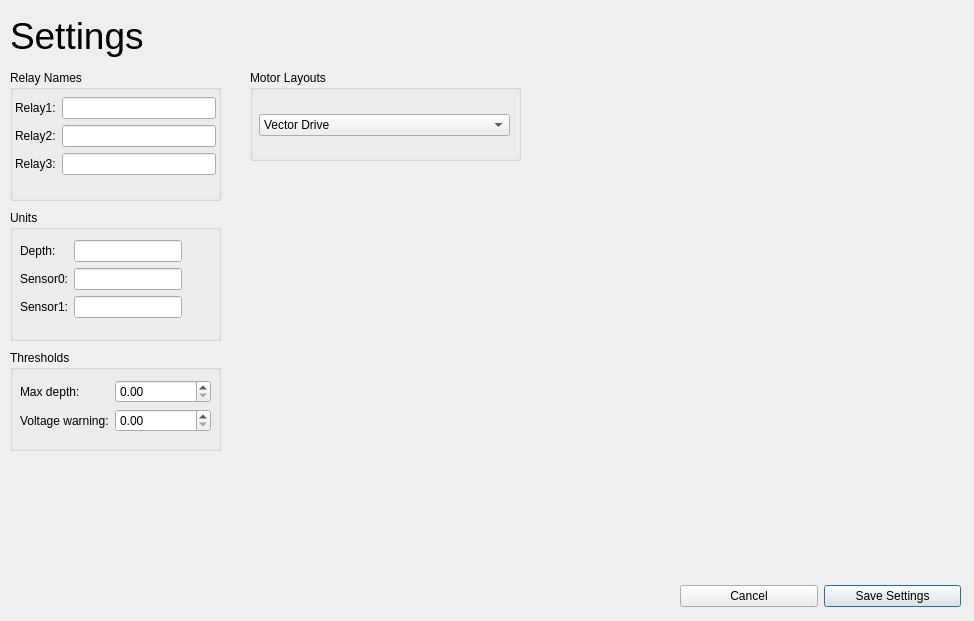
Above: Monterey/rovsettings.ui from rovsuite/monterey before the change. Below: the same form after it.
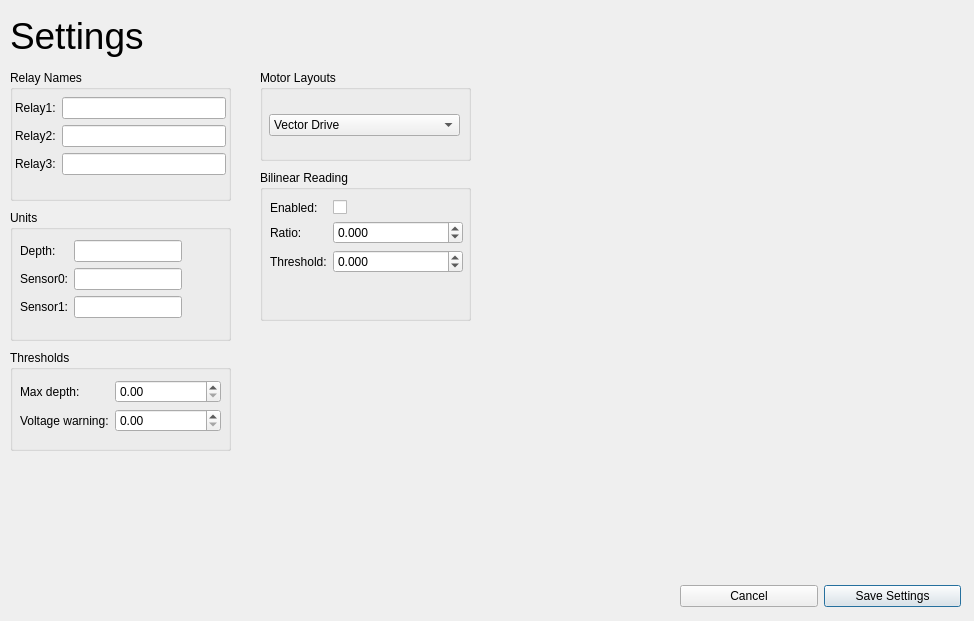
That is the form after the change.

```diff
--- a/Monterey/rovsettings.ui
+++ b/Monterey/rovsettings.ui
@@ -36,7 +36,7 @@
     <rect>
      <x>10</x>
      <y>70</y>
-     <width>211</width>
+     <width>221</width>
      <height>131</height>
     </rect>
    </property>
@@ -48,7 +48,7 @@
      <rect>
       <x>5</x>
       <y>27</y>
-      <width>201</width>
+      <width>211</width>
       <height>91</height>
      </rect>
     </property>
@@ -91,7 +91,7 @@
     <rect>
      <x>10</x>
      <y>210</y>
-     <width>211</width>
+     <width>221</width>
      <height>131</height>
     </rect>
    </property>
@@ -103,7 +103,7 @@
      <rect>
       <x>10</x>
       <y>30</y>
-      <width>191</width>
+      <width>201</width>
       <height>91</height>
      </rect>
     </property>
@@ -149,7 +149,7 @@
     <rect>
      <x>10</x>
      <y>350</y>
-     <width>211</width>
+     <width>221</width>
      <height>101</height>
     </rect>
    </property>
@@ -161,7 +161,7 @@
      <rect>
       <x>10</x>
       <y>30</y>
-      <width>191</width>
+      <width>201</width>
       <height>62</height>
      </rect>
     </property>
@@ -174,7 +174,11 @@
       </widget>
      </item>
      <item row="0" column="1">
-      <widget class="QDoubleSpinBox" name="sbDepth"/>
+      <widget class="QDoubleSpinBox" name="sbDepth">
+       <property name="maximum">
+        <double>999.000000000000000</double>
+       </property>
+      </widget>
      </item>
      <item row="1" column="0">
       <widget class="QLabel" name="label_11">
@@ -227,9 +231,9 @@
   <widget class="QGroupBox" name="groupBox_4">
    <property name="geometry">
     <rect>
-     <x>250</x>
+     <x>260</x>
      <y>70</y>
-     <width>271</width>
+     <width>211</width>
      <height>91</height>
     </rect>
    </property>
@@ -241,7 +245,7 @@
      <rect>
       <x>9</x>
       <y>30</y>
-      <width>251</width>
+      <width>191</width>
       <height>51</height>
      </rect>
     </property>
@@ -272,6 +276,85 @@
     </layout>
    </widget>
   </widget>
+  <widget class="QGroupBox" name="groupBox_5">
+   <property name="geometry">
+    <rect>
+     <x>260</x>
+     <y>170</y>
+     <width>211</width>
+     <height>151</height>
+    </rect>
+   </property>
+   <property name="title">
+    <string>Bilinear Reading</string>
+   </property>
+   <widget class="QWidget" name="layoutWidget_2">
+    <property name="geometry">
+     <rect>
+      <x>10</x>
+      <y>30</y>
+      <width>193</width>
+      <height>111</height>
+     </rect>
+    </property>
+    <layout class="QFormLayout" name="formLayout_4">
+     <item row="1" column="0">
+      <widget class="QLabel" name="label_12">
+       <property name="text">
+        <string>Ratio:</string>
+       </property>
+      </widget>
+     </item>
+     <item row="1" column="1">
+      <widget class="QDoubleSpinBox" name="sbBilinearRatio">
+       <property name="decimals">
+        <number>3</number>
+       </property>
+       <property name="minimum">
+        <double>-65355.000000000000000</double>
+       </property>
+       <property name="maximum">
+        <double>65355.000000000000000</double>
+       </property>
+      </widget>
+     </item>
+     <item row="2" column="0">
+      <widget class="QLabel" name="label_13">
+       <property name="text">
+        <string>Threshold:</string>
+       </property>
+      </widget>
+     </item>
+     <item row="2" column="1">
+      <widget class="QDoubleSpinBox" name="sbBilinearThreshold">
+       <property name="decimals">
+        <number>3</number>
+       </property>
+       <property name="minimum">
+        <double>-65355.000000000000000</double>
+       </property>
+       <property name="maximum">
+        <double>65355.000000000000000</double>
+       </property>
+      </widget>
+     </item>
+     <item row="0" column="0">
+      <widget class="QLabel" name="label_6">
+       <property name="text">
+        <string>Enabled:</string>
+       </property>
+      </widget>
+     </item>
+     <item row="0" column="1">
+      <widget class="QCheckBox" name="cbBilinearEnabled">
+       <property name="text">
+        <string/>
+       </property>
+      </widget>
+     </item>
+    </layout>
+   </widget>
+  </widget>
  </widget>
  <resources/>
  <connections/>
```
